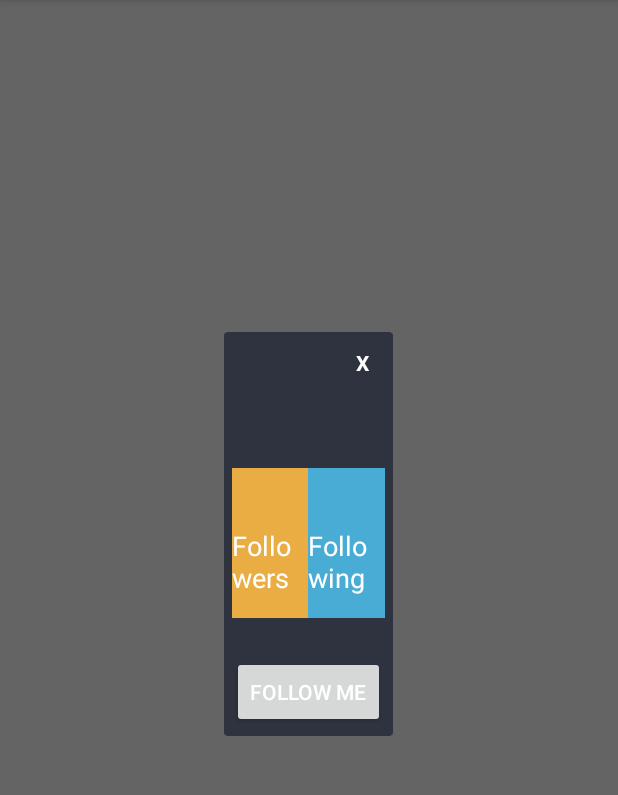
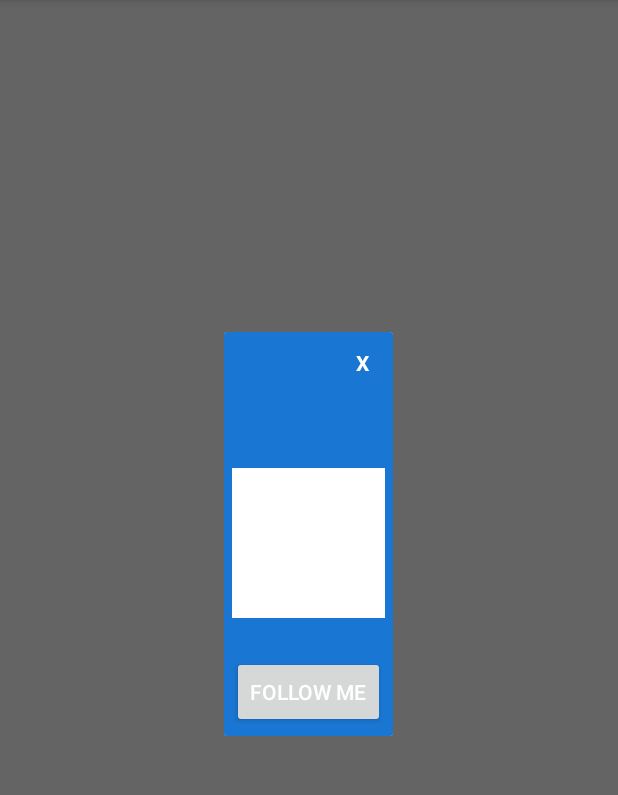
Before and after one commit to AbdulYahya/TwiSentials, an Android app: the fragment UserProfileFragment shown on its own in the app's theme, on a phone screen of 412 x 824 dp, the part 84-879 px from its top. Run offline under Robolectric (Android 15) with nearby library versions, the phone set to English and light mode, and no system bars; our stand-ins replace ButterKnife, Firebase (no records; nobody signed in at launch, a user with empty details on screens opened directly); libraries missing offline, so code that uses them is left out: com.twitter.sdk, org.parceler; 4 statements that could not run were skipped.

Commit message:
Updated Colors/styles and updated fab icon

```diff
--- a/app/src/main/res/layout/activity_auth.xml
+++ b/app/src/main/res/layout/activity_auth.xml
@@ -4,7 +4,7 @@
     xmlns:tools="http://schemas.android.com/tools"
     android:layout_width="match_parent"
     android:layout_height="match_parent"
-    android:background="@color/whiteOut"
+    android:background="@color/white"
     tools:context=".ui.AuthActivity">
 
     <ImageView
--- a/app/src/main/res/layout/activity_main.xml
+++ b/app/src/main/res/layout/activity_main.xml
@@ -39,7 +39,7 @@
                     android:layout_width="wrap_content"
                     android:layout_height="wrap_content"
                     android:paddingTop="10dp"
-                    android:textColor="@color/startBlue"
+                    android:textColor="@color/material_gray_500"
                     android:textSize="20sp"
                     android:textStyle="bold" />
             </LinearLayout>
@@ -59,7 +59,7 @@
                     android:layout_width="wrap_content"
                     android:layout_height="wrap_content"
                     android:paddingTop="10dp"
-                    android:textColor="@color/startBlue"
+                    android:textColor="@color/material_gray_500"
                     android:textSize="20sp"
                     android:textStyle="bold" />
             </LinearLayout>
--- a/app/src/main/res/layout/activity_profile.xml
+++ b/app/src/main/res/layout/activity_profile.xml
@@ -88,7 +88,7 @@
                     android:layout_width="wrap_content"
                     android:layout_height="wrap_content"
                     android:paddingTop="10dp"
-                    android:textColor="@color/startBlue"
+                    android:textColor="@color/white"
                     android:textSize="20sp"
                     android:textStyle="bold" />
 
@@ -112,7 +112,7 @@
                     android:layout_width="wrap_content"
                     android:layout_height="wrap_content"
                     android:paddingTop="10dp"
-                    android:textColor="@color/startBlue"
+                    android:textColor="@color/white"
                     android:textSize="20sp"
                     android:textStyle="bold" />
 
--- a/app/src/main/res/layout/app_bar_drawer.xml
+++ b/app/src/main/res/layout/app_bar_drawer.xml
@@ -28,6 +28,6 @@
         android:layout_height="wrap_content"
         android:layout_gravity="bottom|end"
         android:layout_margin="@dimen/fab_margin"
-        app:srcCompat="@android:drawable/ic_dialog_email" />
+        app:srcCompat="@drawable/ic_tweet_compose_white" />
 
 </android.support.design.widget.CoordinatorLayout>
--- a/app/src/main/res/layout/fragment_user_profile.xml
+++ b/app/src/main/res/layout/fragment_user_profile.xml
@@ -1,14 +1,4 @@
 <?xml version="1.0" encoding="utf-8"?>
-<!--<FrameLayout xmlns:android="http://schemas.android.com/apk/res/android"-->
-    <!--xmlns:tools="http://schemas.android.com/tools"-->
-    <!--android:layout_width="350dp"-->
-    <!--android:layout_height="300dp"-->
-    <!--android:orientation="vertical"-->
-    <!--android:background="@color/colorPrimaryDark"-->
-    <!--android:padding="5dp"-->
-    <!--android:layout_gravity="center"-->
-    <!--tools:context=".fragments.UserProfileFragment">-->
-
     <LinearLayout
         xmlns:android="http://schemas.android.com/apk/res/android"
         xmlns:tools="http://schemas.android.com/tools"
@@ -23,7 +13,7 @@
             android:id="@+id/close_frag"
             android:layout_width="30dp"
             android:layout_height="30dp"
-            android:textColor="@color/whiteOut"
+            android:textColor="@color/white"
             android:text="@string/x"
             android:textStyle="bold"
             android:layout_gravity="end"
@@ -42,16 +32,9 @@
                 android:layout_width="wrap_content"
                 android:layout_height="wrap_content"
                 android:textStyle="bold"
-                android:textColor="@color/whiteOut"
+                android:textColor="@color/white"
                 android:layout_gravity="center_horizontal"
                 android:layout_marginTop="5dp"/>
-            <!--<TextView-->
-                <!--android:layout_width="wrap_content"-->
-                <!--android:layout_height="wrap_content"-->
-                <!--android:text="Montreal,Canada"-->
-                <!--android:textColor="@color/whiteOut"-->
-                <!--android:layout_gravity="center_horizontal"-->
-                <!--android:layout_marginTop="5dp"/>-->
         </LinearLayout>
         <LinearLayout
             android:layout_marginTop="15dp"
@@ -60,7 +43,7 @@
             android:layout_height="wrap_content"
             android:baselineAligned="false">
             <LinearLayout
-                android:background="@color/orange"
+                android:background="@color/white"
                 android:gravity="center"
                 android:orientation="vertical"
                 android:layout_weight="1"
@@ -72,37 +55,16 @@
                     android:layout_width="wrap_content"
                     android:layout_height="wrap_content"
                     android:textSize="18sp"
-                    android:textColor="@color/whiteOut"/>
+                    android:textColor="@color/white"/>
                 <TextView
                     android:layout_width="wrap_content"
                     android:layout_height="wrap_content"
                     android:text="Followers"
                     android:textSize="18sp"
-                    android:textColor="@color/whiteOut"/>
+                    android:textColor="@color/white"/>
             </LinearLayout>
-            <!--<LinearLayout-->
-                <!--android:background="@color/green"-->
-                <!--android:gravity="center"-->
-                <!--android:orientation="vertical"-->
-                <!--android:layout_weight="1"-->
-                <!--android:layout_width="0dp"-->
-                <!--android:layout_height="100dp">-->
-
-                <!--<TextView-->
-                    <!--android:layout_width="wrap_content"-->
-                    <!--android:layout_height="wrap_content"-->
-                    <!--android:text="19"-->
-                    <!--android:textSize="18sp"-->
-                    <!--android:textColor="@color/whiteOut"/>-->
-                <!--<TextView-->
-                    <!--android:layout_width="wrap_content"-->
-                    <!--android:layout_height="wrap_content"-->
-                    <!--android:text="Cities"-->
-                    <!--android:textSize="18sp"-->
-                    <!--android:textColor="@color/whiteOut"/>-->
-            <!--</LinearLayout>-->
             <LinearLayout
-                android:background="@color/bluelight"
+                android:background="@color/white"
                 android:gravity="center"
                 android:orientation="vertical"
                 android:layout_weight="1"
@@ -114,13 +76,13 @@
                     android:layout_width="wrap_content"
                     android:layout_height="wrap_content"
                     android:textSize="18sp"
-                    android:textColor="@color/whiteOut"/>
+                    android:textColor="@color/white"/>
                 <TextView
                     android:layout_width="wrap_content"
                     android:layout_height="wrap_content"
                     android:text="Following"
                     android:textSize="18sp"
-                    android:textColor="@color/whiteOut"/>
+                    android:textColor="@color/white"/>
             </LinearLayout>
         </LinearLayout>
 
@@ -131,6 +93,5 @@
             android:text="Follow Me"
             android:layout_marginTop="25dp"
             android:layout_gravity="center_horizontal"
-            android:textColor="@color/whiteOut"/>
+            android:textColor="@color/white"/>
     </LinearLayout>
-<!--</FrameLayout>-->
--- a/app/src/main/res/values-v21/styles.xml
+++ b/app/src/main/res/values-v21/styles.xml
@@ -4,5 +4,6 @@
         <item name="windowActionBar">false</item>
         <item name="windowNoTitle">true</item>
         <item name="android:statusBarColor">@android:color/transparent</item>
+        <item name="cardViewStyle">@style/CardView</item>
     </style>
 </resources>
--- a/app/src/main/res/values/colors.xml
+++ b/app/src/main/res/values/colors.xml
@@ -1,13 +1,17 @@
 <?xml version="1.0" encoding="utf-8"?>
 <resources>
+    <!-- Main Colors -->
+    <color name="colorPrimary">@color/primary</color>
+    <color name="colorPrimaryDark">@color/primaryDark</color>
+
     <!-- App Main Palette -->
     <color name="primary">@color/blue_500</color>
     <color name="primaryDark">@color/blue_700</color>
+    <color name="colorAccent">#1976D2</color>
     <color name="textPrimary">@color/text_black_primary</color>
 
     <!-- Text -->
     <color name="text_black_primary">@color/black_87</color>
-
     <color name="text_white_primary">@color/white</color>
 
     <!-- Blue -->
@@ -21,18 +25,9 @@
 
     <color name="black_87">#DE000000</color>
 
-    <color name="colorPrimary">#3F51B5</color>
-    <color name="colorPrimaryDark">#2f333f</color>
-    <color name="colorAccent">#FF4081</color>
-    <color name="whiteOut">#FFFFFF</color>
+
     <color name="grey_100">#f5f5f5</color>
     <color name="grey_300">#E0E0E0</color>
-    <color name="startBlue">#09c6df</color>
-    <color name="endBlue">#0bcce6</color>
-    <color name="bluelight">#49acd5</color>
-    <color name="bluedark">#2f333f</color>
-    <color name="green">#45bc62</color>
-    <color name="orange">#eaad43</color>
 
     <color name="material_deep_purple_50">#EDE7F6</color>
     <color name="material_deep_purple_500">#673AB7</color>
--- a/app/src/main/res/values/styles.xml
+++ b/app/src/main/res/values/styles.xml
@@ -35,8 +35,8 @@
 
     <!-- No ActionBar - Login -->
     <style name="NoActionBar" parent="Theme.AppCompat.Light.NoActionBar">
-        <item name="colorPrimary">@color/colorPrimary</item>
-        <item name="colorPrimaryDark">@color/colorPrimaryDark</item>
+        <item name="colorPrimary">@color/primary</item>
+        <item name="colorPrimaryDark">@color/primaryDark</item>
         <item name="colorAccent">@color/colorAccent</item>
         <item name="cardViewStyle">@style/CardView</item>
     </style>
@@ -63,11 +63,6 @@
         <item name="android:textSize">14sp</item>
     </style>
 
-    <style name="ThemeOverlay.FirebaseIcon" parent="AppTheme">
-        <item name="android:layout_marginTop">@dimen/icon_top_margin</item>
-        <item name="android:layout_marginBottom">@dimen/icon_bottom_margin</item>
-    </style>
-
     <style name="ThemeOverlay.MyTitleText" parent="AppTheme">
         <item name="android:gravity">center</item>
         <item name="android:textSize">36sp</item>
@@ -76,6 +71,7 @@
     <style name="AppTheme.NoActionBar">
         <item name="windowActionBar">false</item>
         <item name="windowNoTitle">true</item>
+        <item name="cardViewStyle">@style/CardView</item>
     </style>
 
     <style name="AppTheme.AppBarOverlay" parent="ThemeOverlay.AppCompat.Dark.ActionBar" />
```
Also changed, not shown: app/src/main/res/drawable-hdpi/ic_tweet_compose_white.png (added), app/src/main/res/drawable-mdpi/ic_tweet_compose_white.png (added), app/src/main/res/drawable-xhdpi/ic_tweet_compose_white.png (added), app/src/main/res/drawable-xxhdpi/ic_tweet_compose_white.png (added), app/src/main/res/drawable-xxxhdpi/ic_tweet_compose_white.png (added).
